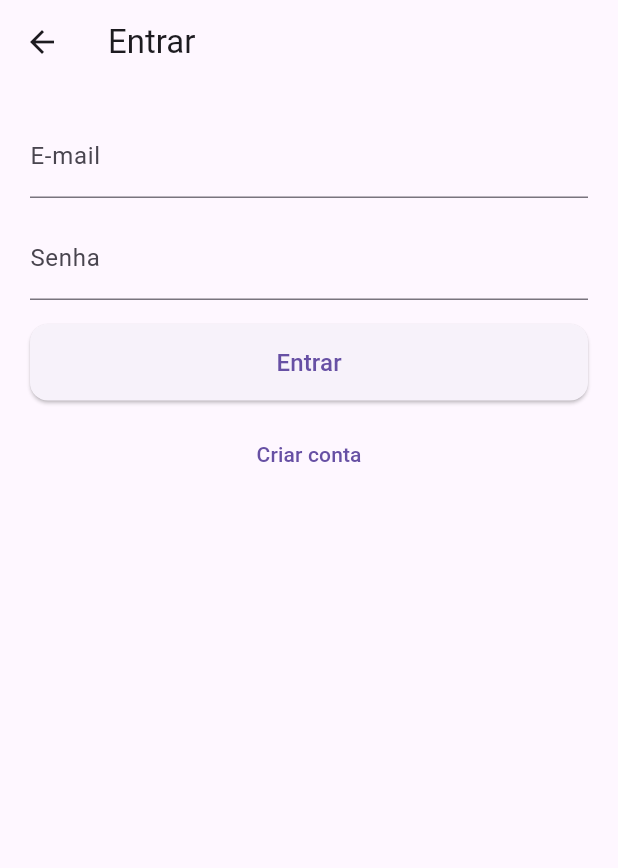
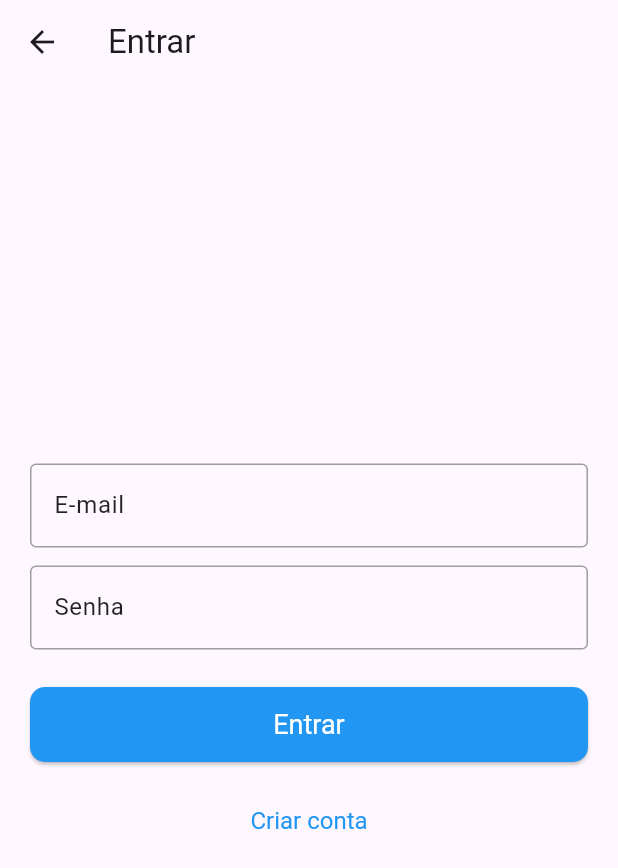
Before and after one commit to pietrabueno13/water-clock, a Flutter app: the screen it shows after launch, after a tap on "Entrar", on a phone screen of 412 x 824 dp. Shown: the top 868 px of the screen. Run offline on Flutter 3.47's test engine with Material 3 defaults, Android fonts, the phone set to English and light mode, and no system bars.

Commit message:
Update login_screen.dart

```diff
--- a/lib/screens/login_screen.dart
+++ b/lib/screens/login_screen.dart
@@ -14,23 +14,79 @@ class LoginScreen extends StatelessWidget {
       body: Padding(
         padding: const EdgeInsets.all(20),
         child: Column(
+          mainAxisAlignment: MainAxisAlignment.center,
           children: [
-            TextField(controller: emailCtrl, decoration: const InputDecoration(labelText: 'E-mail')),
+            // ----- CAMPO EMAIL -----
+            TextField(
+              controller: emailCtrl,
+              style: const TextStyle(color: Colors.black), // cor do texto
+              decoration: InputDecoration(
+                labelText: 'E-mail',
+                labelStyle: const TextStyle(color: Colors.black87),
+                enabledBorder: const OutlineInputBorder(
+                  borderSide: BorderSide(color: Colors.grey),
+                ),
+                focusedBorder: const OutlineInputBorder(
+                  borderSide: BorderSide(color: Colors.blue),
+                ),
+              ),
+            ),
+
             const SizedBox(height: 12),
-            TextField(controller: passCtrl, obscureText: true, decoration: const InputDecoration(labelText: 'Senha')),
-            const SizedBox(height: 16),
-            RoundedButton(
-              text: 'Entrar',
-              onPressed: () {
-                // Simulação: sempre entra na HomeScreen
-                Navigator.pushReplacementNamed(context, '/home');
-              },
+
+            // ----- CAMPO SENHA -----
+            TextField(
+              controller: passCtrl,
+              obscureText: true,
+              style: const TextStyle(color: Colors.black),
+              decoration: InputDecoration(
+                labelText: 'Senha',
+                labelStyle: const TextStyle(color: Colors.black87),
+                enabledBorder: const OutlineInputBorder(
+                  borderSide: BorderSide(color: Colors.grey),
+                ),
+                focusedBorder: const OutlineInputBorder(
+                  borderSide: BorderSide(color: Colors.blue),
+                ),
+              ),
             ),
-            const SizedBox(height: 12),
+
+            const SizedBox(height: 25),
+
+            // ----- BOTÃO ENTRAR -----
+            SizedBox(
+              width: double.infinity,
+              height: 50,
+              child: ElevatedButton(
+                onPressed: () {
+                  Navigator.pushReplacementNamed(context, '/home');
+                },
+                style: ElevatedButton.styleFrom(
+                  backgroundColor: Colors.blue,
+                  foregroundColor: Colors.white,
+                  textStyle: const TextStyle(fontSize: 18),
+                  shape: RoundedRectangleBorder(
+                    borderRadius: BorderRadius.circular(10),
+                  ),
+                ),
+                child: const Text('Entrar'),
+              ),
+            ),
+
+            const SizedBox(height: 15),
+
+            // ----- BOTÃO CRIAR CONTA (SEM LINHA ROXA) -----
             TextButton(
               onPressed: () {
                 Navigator.pushReplacementNamed(context, '/register');
               },
+              style: TextButton.styleFrom(
+                foregroundColor: Colors.blue,
+                textStyle: const TextStyle(
+                  fontSize: 16,
+                  decoration: TextDecoration.none, // remove sublinhado
+                ),
+              ),
               child: const Text('Criar conta'),
             ),
           ],
```
